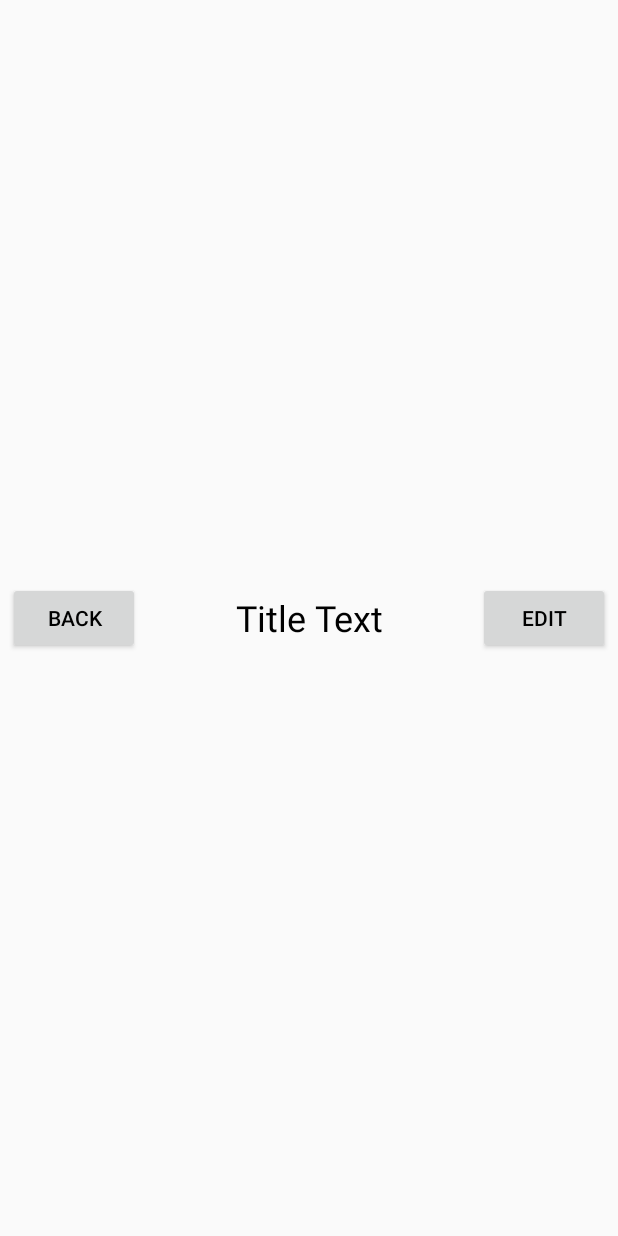
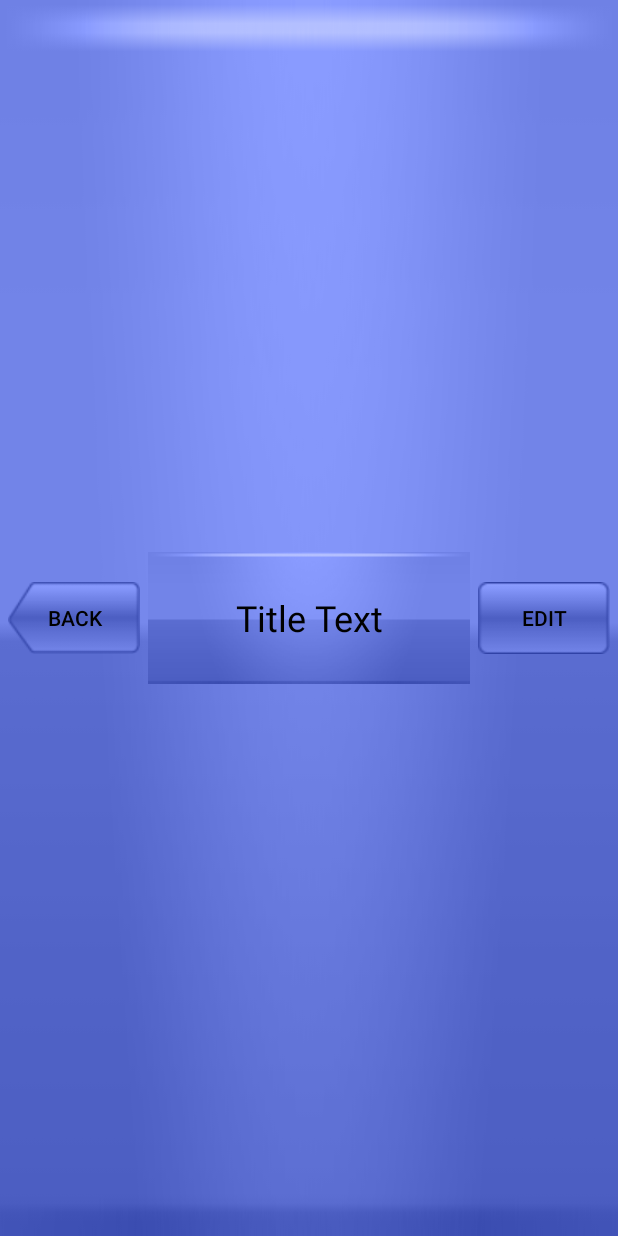
Before and after one commit to liudebin2010/SkeletonApp4Android, an Android app: the layout control4title.xml on its own in the app's theme, with its tools: preview values and no code run, on a phone screen of 412 x 824 dp. Run offline under Robolectric (Android 15) with nearby library versions, the phone set to English and light mode, and no system bars.

```diff
--- a/app/build.gradle
+++ b/app/build.gradle
@@ -30,6 +30,8 @@ dependencies {
     implementation fileTree(dir: "libs", include: ["*.jar"])
     //noinspection GradleCompatible
     implementation 'com.android.support:appcompat-v7:28.0.0'
+    //noinspection GradleCompatible
+    implementation 'com.android.support:recyclerview-v7:28.0.0'
     implementation 'androidx.appcompat:appcompat:1.2.0'
     implementation 'androidx.constraintlayout:constraintlayout:2.0.1'
     implementation 'com.squareup.okhttp3:okhttp:4.9.0'
--- a/app/src/main/java/com/v51das/android/skeletonapp/activities/ListViewActivity.java
+++ b/app/src/main/java/com/v51das/android/skeletonapp/activities/ListViewActivity.java
@@ -44,13 +44,13 @@ public class ListViewActivity extends BaseActivity {
             fruitList.add(apple);
             Fruit banana = new Fruit("Banana", R.drawable.banana_pic);
             fruitList.add(banana);
-            Fruit orangle = new Fruit("Orangle", R.drawable.orangle_pic);
+            Fruit orangle = new Fruit("Orangle", R.drawable.orange_pic);
             fruitList.add(orangle);
             Fruit grape = new Fruit("Grape", R.drawable.grape_pic);
             fruitList.add(grape);
             Fruit pear = new Fruit("Pear", R.drawable.apple_pic);
             fruitList.add(pear);
-            Fruit watemelon = new Fruit("Watemelon", R.drawable.watemelon_pic);
+            Fruit watemelon = new Fruit("Watemelon", R.drawable.watermelon_pic);
             fruitList.add(watemelon);
             Fruit pineapple = new Fruit("Pineapple", R.drawable.pineapple_pic);
             fruitList.add(pineapple);
--- a/app/src/main/java/com/v51das/android/skeletonapp/activities/MainActivity.java
+++ b/app/src/main/java/com/v51das/android/skeletonapp/activities/MainActivity.java
@@ -99,9 +99,11 @@ public class MainActivity extends BaseActivity implements View.OnClickListener {
             case R.id.customControl4Title:
                 Intent cusIntent = new Intent(MainActivity.this, CustomControl4Title.class);
                 startActivity(cusIntent);
+                break;
             case R.id.list_view:
                 Intent lvIntent = new Intent(MainActivity.this, ListViewActivity.class);
                 startActivity(lvIntent);
+                break;
         }
     }
 
--- a/app/src/main/res/layout/control4title.xml
+++ b/app/src/main/res/layout/control4title.xml
@@ -1,7 +1,8 @@
 <?xml version="1.0" encoding="utf-8"?>
 <LinearLayout xmlns:android="http://schemas.android.com/apk/res/android"
     android:layout_width="match_parent"
-    android:layout_height="match_parent">
+    android:layout_height="match_parent"
+    android:background="@drawable/title_bg">
 
     <Button
         android:id="@+id/title_back"
@@ -9,7 +10,7 @@
         android:layout_height="wrap_content"
         android:layout_gravity="center"
         android:layout_margin="5dp"
-
+        android:background="@drawable/back_bg"
         android:text="Back"
         android:textColor="#000" />
 
@@ -22,6 +23,7 @@
         android:gravity="center"
         android:text="@string/title_text"
         android:textColor="#000"
+        android:background="@drawable/title_bg"
         android:textSize="24sp" />
 
     <Button
@@ -31,6 +33,7 @@
         android:layout_gravity="center"
         android:layout_margin="5dp"
         android:text="Edit"
+        android:background="@drawable/edit_bg"
         android:textColor="#000" />
 
 </LinearLayout>
--- a/build.gradle
+++ b/build.gradle
@@ -5,7 +5,7 @@ buildscript {
         jcenter()
     }
     dependencies {
-        classpath 'com.android.tools.build:gradle:4.0.2'
+        classpath 'com.android.tools.build:gradle:4.1.0'
 
         // NOTE: Do not place your application dependencies here; they belong
         // in the individual module build.gradle files
```
Also changed, not shown: app/src/main/res/drawable/apple_pic.png (added), app/src/main/res/drawable/back_bg.png (added), app/src/main/res/drawable/banana_pic.png (added), app/src/main/res/drawable/cherry_pic.png (added), app/src/main/res/drawable/edit_bg.png (added), app/src/main/res/drawable/grape_pic.png (added), app/src/main/res/drawable/mango_pic.png (added), app/src/main/res/drawable/orange_pic.png (added), app/src/main/res/drawable/pear_pic.png (added), app/src/main/res/drawable/pineapple_pic.png (added), app/src/main/res/drawable/strawberry_pic.png (added), app/src/main/res/drawable/title_bg.png (added), app/src/main/res/drawable/watermelon_pic.png (added), gradle/wrapper/gradle-wrapper.properties.
